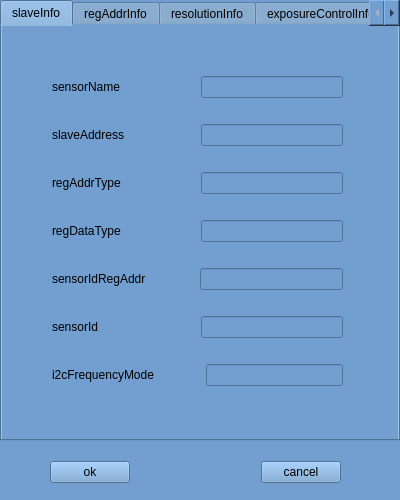
Above: sensor/sensorconfig.ui from LiuQinHong/IHV-assistant before the change. Below: the same form after it.
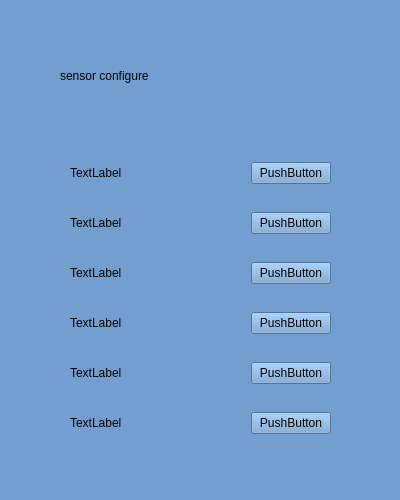
That is the form after the change.

Diff of the .ui file:
```diff
--- a/sensor/sensorconfig.ui
+++ b/sensor/sensorconfig.ui
@@ -28,65 +28,69 @@
   <property name="styleSheet">
    <string notr="true">background-color: rgb(114, 159, 207);</string>
   </property>
-  <widget class="QTabWidget" name="tabWidget">
-   <property name="geometry">
-    <rect>
-     <x>0</x>
-     <y>0</y>
-     <width>400</width>
-     <height>441</height>
-    </rect>
-   </property>
-   <property name="currentIndex">
-    <number>0</number>
-   </property>
-   <widget class="QWidget" name="tab_slaveInfo">
-    <attribute name="title">
-     <string>slaveInfo</string>
-    </attribute>
-    <widget class="QWidget" name="">
-     <property name="geometry">
-      <rect>
-       <x>50</x>
-       <y>30</y>
-       <width>291</width>
-       <height>351</height>
-      </rect>
-     </property>
-     <layout class="QVBoxLayout" name="verticalLayout">
-      <item>
-       <layout class="QHBoxLayout" name="horizontalLayout" stretch="1,1,2">
-        <item>
          <widget class="QLabel" name="label">
+   <property name="geometry">
+    <rect>
+     <x>60</x>
+     <y>50</y>
+     <width>281</width>
+     <height>51</height>
+    </rect>
+   </property>
+   <property name="styleSheet">
+    <string notr="true">font: 25 28pt &quot;Microsoft YaHei UI Light&quot;;</string>
+   </property>
           <property name="text">
-           <string>sensorName</string>
-          </property>
-         </widget>
-        </item>
-        <item>
-         <spacer name="horizontalSpacer">
-          <property name="orientation">
-           <enum>Qt::Horizontal</enum>
-          </property>
-          <property name="sizeHint" stdset="0">
-           <size>
-            <width>40</width>
-            <height>20</height>
-           </size>
-          </property>
-         </spacer>
-        </item>
+    <string>sensor configure</string>
+   </property>
+  </widget>
+  <widget class="QWidget" name="">
+   <property name="geometry">
+    <rect>
+     <x>70</x>
+     <y>140</y>
+     <width>261</width>
+     <height>321</height>
+    </rect>
+   </property>
+   <layout class="QVBoxLayout" name="verticalLayout">
         <item>
-         <widget class="QLineEdit" name="lineEdit"/>
-        </item>
-       </layout>
-      </item>
-      <item>
-       <layout class="QHBoxLayout" name="horizontalLayout_2" stretch="1,1,2">
+     <layout class="QHBoxLayout" name="horizontalLayout">
         <item>
          <widget class="QLabel" name="label_2">
           <property name="text">
-           <string>slaveAddress</string>
+         <string>TextLabel</string>
+        </property>
+       </widget>
+      </item>
+      <item>
+       <spacer name="horizontalSpacer">
+        <property name="orientation">
+         <enum>Qt::Horizontal</enum>
+        </property>
+        <property name="sizeHint" stdset="0">
+         <size>
+          <width>40</width>
+          <height>20</height>
+         </size>
+        </property>
+       </spacer>
+      </item>
+      <item>
+       <widget class="QPushButton" name="pushButton">
+        <property name="text">
+         <string>PushButton</string>
+        </property>
+       </widget>
+      </item>
+     </layout>
+    </item>
+    <item>
+     <layout class="QHBoxLayout" name="horizontalLayout_2">
+      <item>
+       <widget class="QLabel" name="label_3">
+        <property name="text">
+         <string>TextLabel</string>
           </property>
          </widget>
         </item>
@@ -104,16 +108,20 @@
          </spacer>
         </item>
         <item>
-         <widget class="QLineEdit" name="lineEdit_2"/>
+       <widget class="QPushButton" name="pushButton_2">
+        <property name="text">
+         <string>PushButton</string>
+        </property>
+       </widget>
         </item>
        </layout>
       </item>
       <item>
-       <layout class="QHBoxLayout" name="horizontalLayout_3" stretch="1,1,2">
+     <layout class="QHBoxLayout" name="horizontalLayout_3">
         <item>
-         <widget class="QLabel" name="label_6">
+       <widget class="QLabel" name="label_4">
           <property name="text">
-           <string>regAddrType</string>
+         <string>TextLabel</string>
           </property>
          </widget>
         </item>
@@ -131,43 +139,51 @@
          </spacer>
         </item>
         <item>
-         <widget class="QLineEdit" name="lineEdit_6"/>
-        </item>
-       </layout>
-      </item>
-      <item>
-       <layout class="QHBoxLayout" name="horizontalLayout_4" stretch="1,1,2">
-        <item>
-         <widget class="QLabel" name="label_3">
+       <widget class="QPushButton" name="pushButton_3">
           <property name="text">
-           <string>regDataType</string>
+         <string>PushButton</string>
           </property>
          </widget>
         </item>
-        <item>
-         <spacer name="horizontalSpacer_4">
-          <property name="orientation">
-           <enum>Qt::Horizontal</enum>
-          </property>
-          <property name="sizeHint" stdset="0">
-           <size>
-            <width>40</width>
-            <height>20</height>
-           </size>
-          </property>
-         </spacer>
-        </item>
-        <item>
-         <widget class="QLineEdit" name="lineEdit_3"/>
-        </item>
        </layout>
       </item>
       <item>
-       <layout class="QHBoxLayout" name="horizontalLayout_5" stretch="1,1,3">
+     <layout class="QHBoxLayout" name="horizontalLayout_4">
         <item>
          <widget class="QLabel" name="label_5">
           <property name="text">
-           <string>sensorIdRegAddr</string>
+         <string>TextLabel</string>
+        </property>
+       </widget>
+      </item>
+      <item>
+       <spacer name="horizontalSpacer_4">
+        <property name="orientation">
+         <enum>Qt::Horizontal</enum>
+        </property>
+        <property name="sizeHint" stdset="0">
+         <size>
+          <width>40</width>
+          <height>20</height>
+         </size>
+        </property>
+       </spacer>
+      </item>
+      <item>
+       <widget class="QPushButton" name="pushButton_4">
+        <property name="text">
+         <string>PushButton</string>
+        </property>
+       </widget>
+      </item>
+     </layout>
+    </item>
+    <item>
+     <layout class="QHBoxLayout" name="horizontalLayout_5">
+      <item>
+       <widget class="QLabel" name="label_6">
+        <property name="text">
+         <string>TextLabel</string>
           </property>
          </widget>
         </item>
@@ -185,48 +201,25 @@
          </spacer>
         </item>
         <item>
-         <widget class="QLineEdit" name="lineEdit_5"/>
-        </item>
-       </layout>
-      </item>
-      <item>
-       <layout class="QHBoxLayout" name="horizontalLayout_6" stretch="1,1,2">
-        <item>
-         <widget class="QLabel" name="label_4">
+       <widget class="QPushButton" name="pushButton_5">
           <property name="text">
-           <string>sensorId</string>
+         <string>PushButton</string>
           </property>
          </widget>
         </item>
-        <item>
-         <spacer name="horizontalSpacer_6">
-          <property name="orientation">
-           <enum>Qt::Horizontal</enum>
-          </property>
-          <property name="sizeHint" stdset="0">
-           <size>
-            <width>40</width>
-            <height>20</height>
-           </size>
-          </property>
-         </spacer>
-        </item>
-        <item>
-         <widget class="QLineEdit" name="lineEdit_4"/>
-        </item>
        </layout>
       </item>
       <item>
-       <layout class="QHBoxLayout" name="horizontalLayout_7" stretch="1,1,3">
+     <layout class="QHBoxLayout" name="horizontalLayout_6">
         <item>
          <widget class="QLabel" name="label_7">
           <property name="text">
-           <string>i2cFrequencyMode</string>
+         <string>TextLabel</string>
           </property>
          </widget>
         </item>
         <item>
-         <spacer name="horizontalSpacer_7">
+       <spacer name="horizontalSpacer_6">
           <property name="orientation">
            <enum>Qt::Horizontal</enum>
           </property>
@@ -239,90 +232,13 @@
          </spacer>
         </item>
         <item>
-         <widget class="QLineEdit" name="lineEdit_7"/>
-        </item>
-       </layout>
-      </item>
-     </layout>
-    </widget>
-   </widget>
-   <widget class="QWidget" name="tab_regAddrInfo">
-    <attribute name="title">
-     <string>regAddrInfo</string>
-    </attribute>
-   </widget>
-   <widget class="QWidget" name="tab_resolutionInfo">
-    <attribute name="title">
-     <string>resolutionInfo</string>
-    </attribute>
-   </widget>
-   <widget class="QWidget" name="tab_exposureControlInfo">
-    <attribute name="title">
-     <string>exposureControlInfo</string>
-    </attribute>
-   </widget>
-   <widget class="QWidget" name="tab_stream">
-    <attribute name="title">
-     <string>streamOn/Off</string>
-    </attribute>
-   </widget>
-   <widget class="QWidget" name="tab_group">
-    <attribute name="title">
-     <string>groupOn/OFF</string>
-    </attribute>
-   </widget>
-   <widget class="QWidget" name="tab_initSettings">
-    <attribute name="title">
-     <string>initSettings</string>
-    </attribute>
-   </widget>
-   <widget class="QWidget" name="tab_testPatternInfo">
-    <attribute name="title">
-     <string>testPatternInfo</string>
-    </attribute>
-   </widget>
-   <widget class="QWidget" name="tab_pixelArrayInfo">
-    <attribute name="title">
-     <string>pixelArrayInfo</string>
-    </attribute>
-   </widget>
-  </widget>
-  <widget class="QWidget" name="">
-   <property name="geometry">
-    <rect>
-     <x>50</x>
-     <y>460</y>
-     <width>291</width>
-     <height>24</height>
-    </rect>
-   </property>
-   <layout class="QHBoxLayout" name="horizontalLayout_8">
-    <item>
-     <widget class="QPushButton" name="pushButton">
+       <widget class="QPushButton" name="pushButton_6">
       <property name="text">
-       <string>ok</string>
+         <string>PushButton</string>
       </property>
      </widget>
     </item>
-    <item>
-     <spacer name="horizontalSpacer_8">
-      <property name="orientation">
-       <enum>Qt::Horizontal</enum>
-      </property>
-      <property name="sizeHint" stdset="0">
-       <size>
-        <width>40</width>
-        <height>20</height>
-       </size>
-      </property>
-     </spacer>
-    </item>
-    <item>
-     <widget class="QPushButton" name="pushButton_2">
-      <property name="text">
-       <string>cancel</string>
-      </property>
-     </widget>
+     </layout>
     </item>
    </layout>
   </widget>
```
Lines whose indentation alone changed are shown as unchanged.
